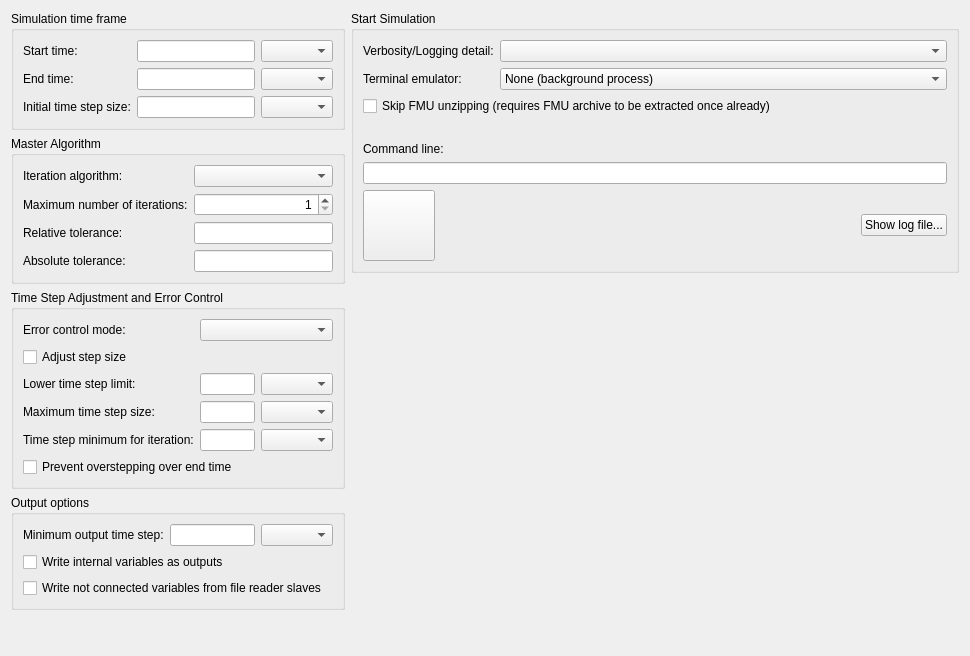
Above: MasterSimulatorUI/src/MSIMViewSimulation.ui from ghorwin/MasterSim before the change. Below: the same form after it.
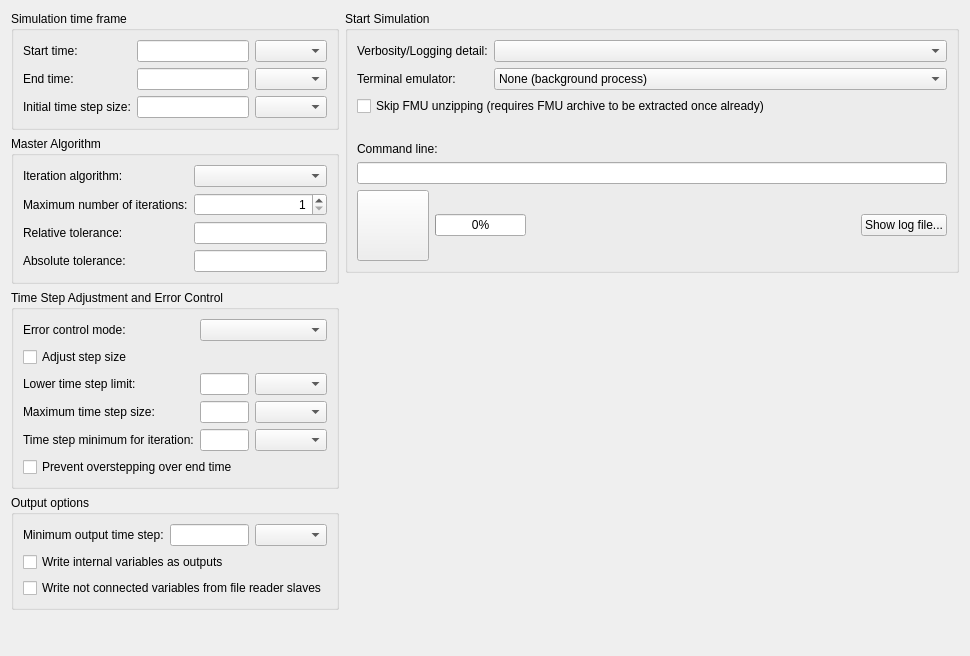
That is the form after the change. Icons and pictures are not drawn.

Commit message: Added progress indicator when running simulation in UI (background process)

The edit to the form file:
```diff
--- a/MasterSimulatorUI/src/MSIMViewSimulation.ui
+++ b/MasterSimulatorUI/src/MSIMViewSimulation.ui
@@ -372,6 +372,22 @@
           </property>
          </widget>
         </item>
+        <item>
+         <widget class="QProgressBar" name="progressBarSimulation">
+          <property name="sizePolicy">
+           <sizepolicy hsizetype="Expanding" vsizetype="Fixed">
+            <horstretch>0</horstretch>
+            <verstretch>0</verstretch>
+           </sizepolicy>
+          </property>
+          <property name="toolTip">
+           <string>Progress of the simulation running in the background.</string>
+          </property>
+          <property name="value">
+           <number>0</number>
+          </property>
+         </widget>
+        </item>
         <item>
          <spacer name="horizontalSpacer">
           <property name="orientation">
```
The commit also changes 4 other files.
